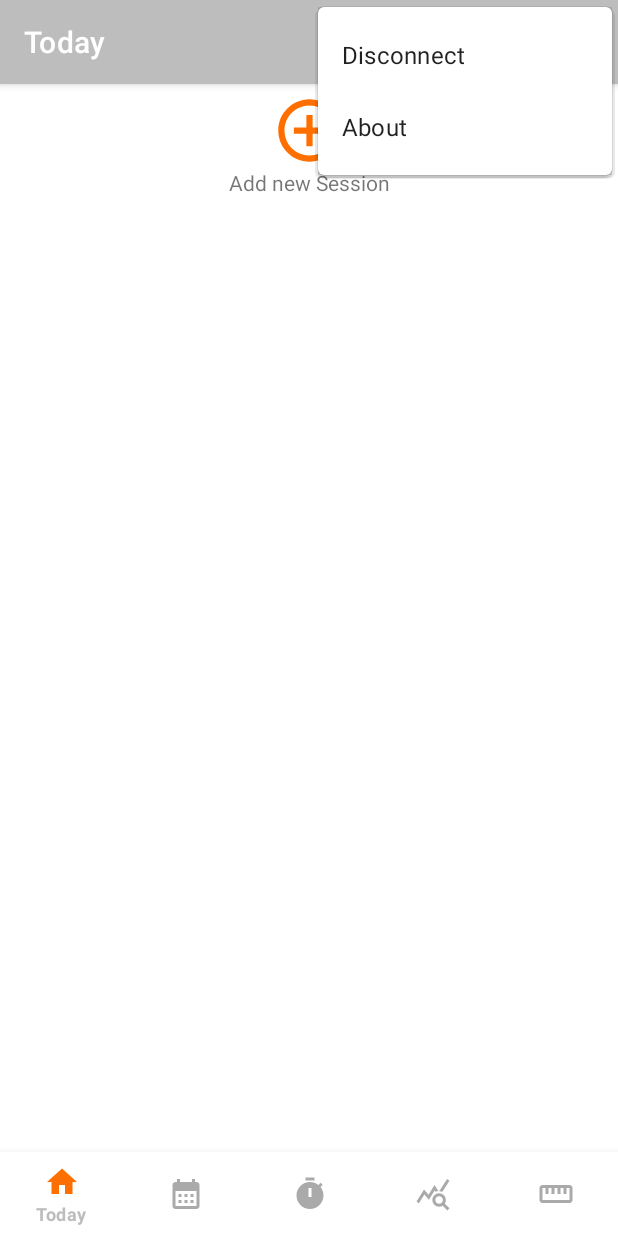
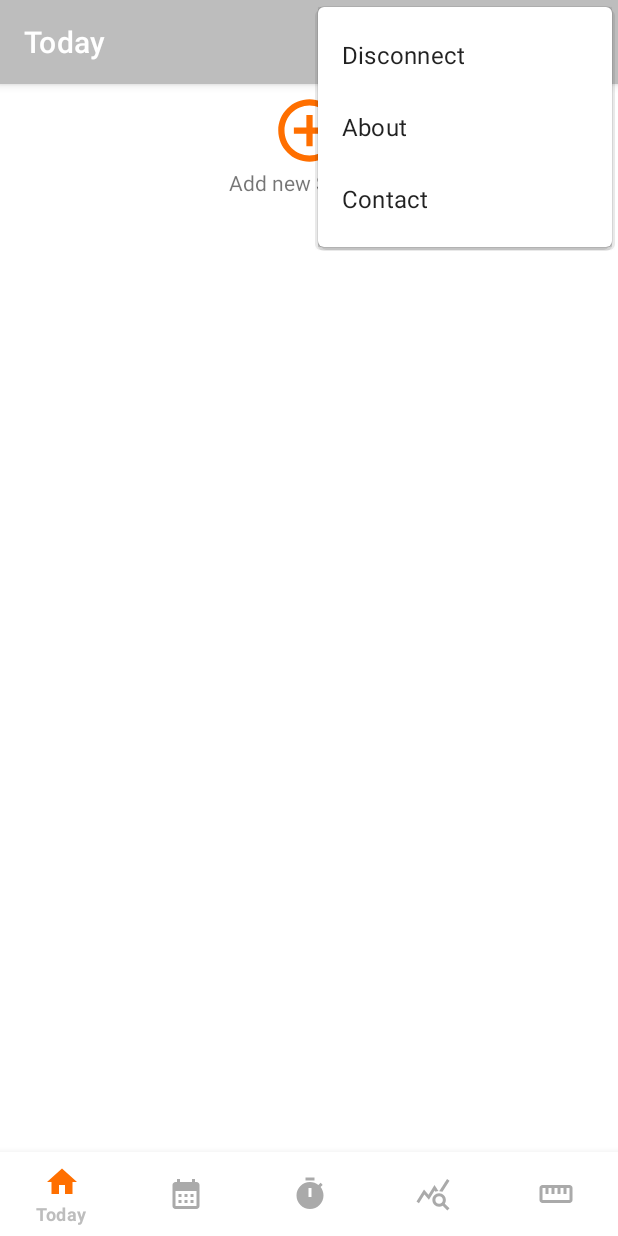
Before and after one commit to e-renault/DiaryFit, an Android app: the screen it shows after launch once a user with an empty profile is signed in (MainActivity), with the options menu open, on a phone screen of 412 x 824 dp. Run offline under Robolectric (Android 15) with nearby library versions, the phone set to English and light mode, and no system bars; our stand-ins replace Firebase (no records; nobody signed in at launch, a user with empty details on screens opened directly), navigation-ui; 1 statement that could not run was skipped.

Commit message:
Contact & fix couleurs

```diff
--- a/app/src/main/res/layout/tab_tool_chrono.xml
+++ b/app/src/main/res/layout/tab_tool_chrono.xml
@@ -13,7 +13,7 @@
         android:layout_height="@dimen/header_Size"
         android:background="@color/primaryLightColor"
         android:gravity="center"
-        android:textColor="@color/secondaryTextColor"
+        android:textColor="@color/secondaryDarkColor"
         android:textSize="@dimen/font_big_size"
         app:layout_constraintEnd_toEndOf="parent"
         app:layout_constraintStart_toStartOf="parent"
--- a/app/src/main/res/layout/tab_tool_tabata.xml
+++ b/app/src/main/res/layout/tab_tool_tabata.xml
@@ -14,7 +14,7 @@
         android:gravity="center"
         android:text="@string/error"
         android:textAppearance="@style/TextAppearance.AppCompat.Display3"
-        android:textColor="@color/secondaryTextColor"
+        android:textColor="@color/secondaryDarkColor"
         android:textSize="@dimen/font_big_size"
         app:layout_constraintEnd_toEndOf="parent"
         app:layout_constraintStart_toStartOf="parent"
--- a/app/src/main/res/layout/tab_tool_timer.xml
+++ b/app/src/main/res/layout/tab_tool_timer.xml
@@ -16,7 +16,7 @@ tools:context=".ui.tool.Timer">
         android:gravity="center"
         android:text="@string/error"
         android:textAppearance="@style/TextAppearance.AppCompat.Display3"
-        android:textColor="@color/secondaryTextColor"
+        android:textColor="@color/secondaryDarkColor"
         android:textSize="@dimen/font_big_size"
         app:layout_constraintEnd_toEndOf="parent"
         app:layout_constraintStart_toStartOf="parent"
--- a/app/src/main/res/menu/main_menu.xml
+++ b/app/src/main/res/menu/main_menu.xml
@@ -10,5 +10,9 @@
         android:id="@+id/action_about"
         android:title="@string/about"
         app:showAsAction="never" />
+    <item
+        android:id="@+id/action_contact"
+        android:title="@string/contact"
+        app:showAsAction="never" />
     <!--replace "ifRoom" by "never" to have btn embeded in expand section-->
 </menu>
--- a/app/src/main/res/values/strings.xml
+++ b/app/src/main/res/values/strings.xml
@@ -43,6 +43,9 @@
     <string name="disconnect">Disconnect</string>
     <string name="about">About</string>
     <string name="about_text">This project has been developed in a student course project. It is under opensource license. LICENCES TO : Caldroid (MIT), AndroidCharts (MIT), please refer to our github for more details.https://github.com/e-renault/DiaryFit</string>
+    <string name="contact">Contact</string>
+    <string name="support_email">support@diaryfit.org</string>
+    <string name="support_email_subject">Dear developers</string>
 
     <string name="Preparation">Preparation :</string>
     <string name="delete_session">Delete</string>
```
Also changed, not shown: app/src/main/java/ca/uqac/diaryfit/MainActivity.kt (+17 -1 lines).
